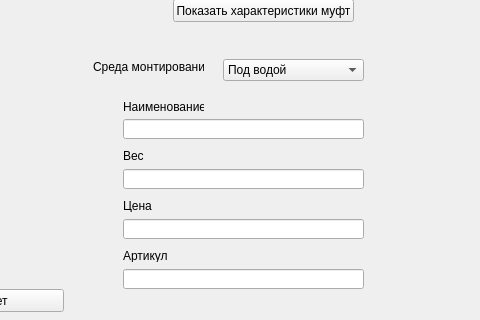
First picture: the form in GUI/get_result.ui, repository Scykorr/dmitriev_community_map, before the edit; both pictures show x 387 to 867 and y 131 to 451 of the 867 by 451 pixel window.
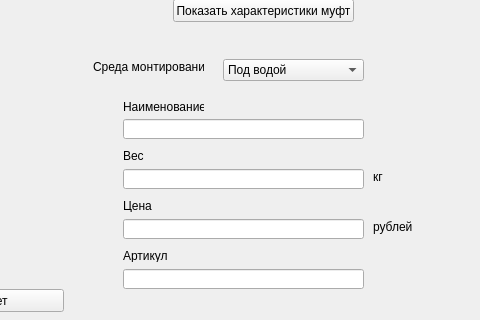
Second picture: the form after the edit.

Commit message: fix all supports form and add values

What changed in the file:
```diff
--- a/GUI/get_result.ui
+++ b/GUI/get_result.ui
@@ -506,6 +506,32 @@
     <string>Наименование</string>
    </property>
   </widget>
+  <widget class="QLabel" name="label_20">
+   <property name="geometry">
+    <rect>
+     <x>760</x>
+     <y>300</y>
+     <width>47</width>
+     <height>16</height>
+    </rect>
+   </property>
+   <property name="text">
+    <string>кг</string>
+   </property>
+  </widget>
+  <widget class="QLabel" name="label_21">
+   <property name="geometry">
+    <rect>
+     <x>760</x>
+     <y>350</y>
+     <width>47</width>
+     <height>16</height>
+    </rect>
+   </property>
+   <property name="text">
+    <string>рублей</string>
+   </property>
+  </widget>
  </widget>
  <resources/>
  <connections/>
```
The commit also changes 2 other files.
